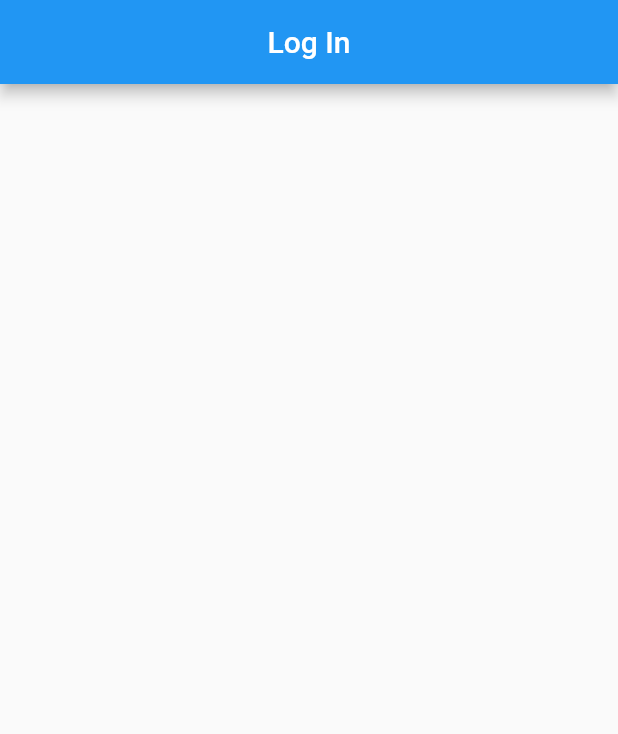
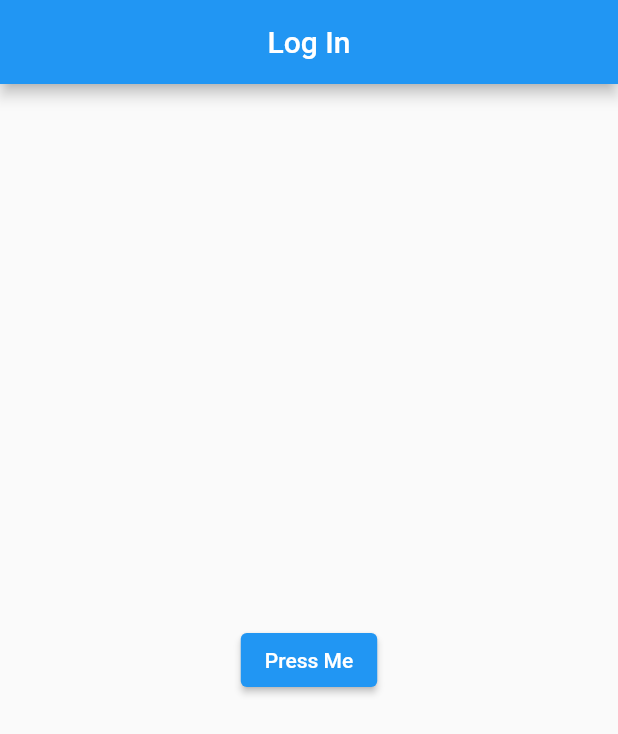
Before and after one commit to Avinash174/ToDo-List, a Flutter app: the screen it shows after launch, on a phone screen of 412 x 824 dp. Shown: the top 734 px of the screen. Run offline on Flutter 3.47's test engine with Material 2 defaults, Android fonts, the phone set to English and light mode, and no system bars.

Commit message:
New Changes Done

```diff
--- a/lib/login.dart
+++ b/lib/login.dart
@@ -7,8 +7,16 @@ class LogInScreen extends StatelessWidget {
   Widget build(BuildContext context) {
     return Scaffold(
       appBar: AppBar(
-        title: Text('Log In'),
+        title: const Text('Log In'),
         centerTitle: true,
+      ),
+      body: Center(
+        child: Column(
+          mainAxisAlignment: MainAxisAlignment.center,
+          children: [ElevatedButton(onPressed: () {
+
+          }, child: Text('Press Me'))],
+        ),
       ),
     );
   }
--- a/lib/signup.dart
+++ b/lib/signup.dart
@@ -5,6 +5,8 @@ class SignUpScreen extends StatelessWidget {
 
   @override
   Widget build(BuildContext context) {
-    return Scaffold();
+    return Scaffold(
+      appBar: AppBar(title: Text('Sign Up')),
+    );
   }
 }
```
